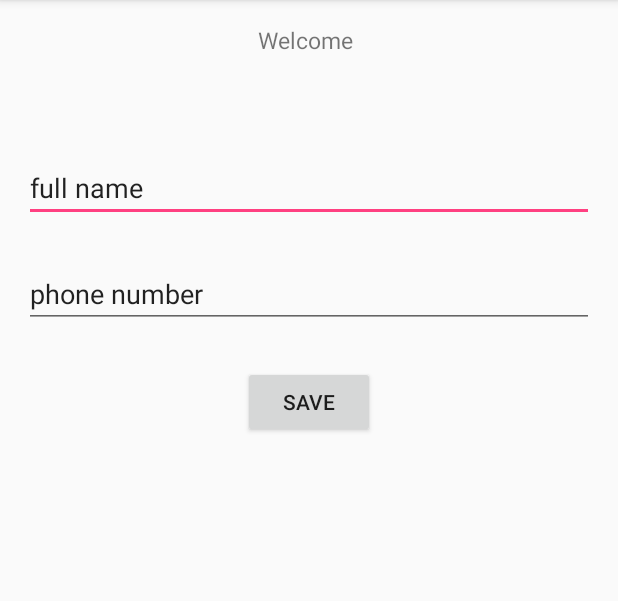
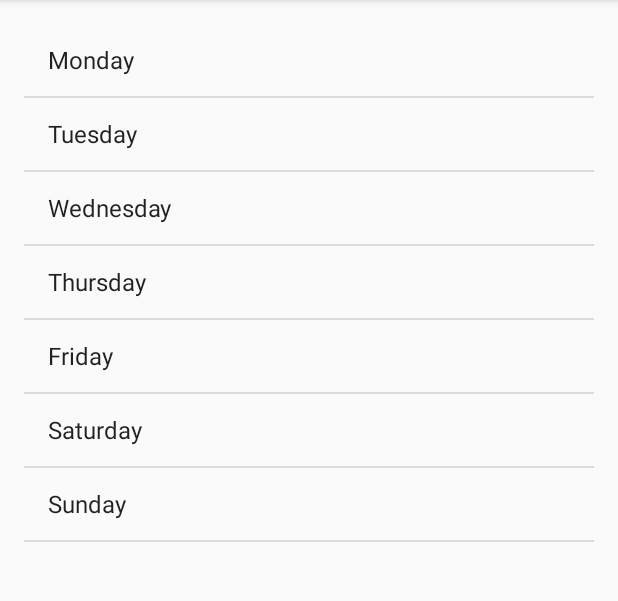
Before and after one commit to dragos3334/basketballDragcode, an Android app: the screen it shows after launch once a user with an empty profile is signed in (SetPlayerInfoActivity before the commit, ProfilActivity after it), on a phone screen of 412 x 824 dp, the part 84-685 px from its top. Run offline under Robolectric (Android 15) with nearby library versions, the phone set to English and light mode, and no system bars; our stand-ins replace Firebase (no records; nobody signed in at launch, a user with empty details on screens opened directly); libraries missing offline, so code that uses them is left out: com.firebase.client; 2 statements that could not run were skipped.

Commit message:
remove from message

```diff
--- a/app/src/main/AndroidManifest.xml
+++ b/app/src/main/AndroidManifest.xml
@@ -19,9 +19,8 @@
             </intent-filter>
         </activity>
         <activity android:name=".ProfilActivity" />
-        <activity android:name=".SetPlayerInfoActivity" />
         <activity android:name=".LoginActivity" />
-        <activity android:name=".SetPlayerInfoActivity$Monday" />
+        <activity android:name=".MondayActivity" />
         <activity android:name=".Tuesday" />
         <activity android:name=".Wednesday"></activity>
     </application>
--- /dev/null
+++ b/app/src/main/java/com/example/dragos/basketballdragcode/Fragment1.java
@@ -0,0 +1,60 @@
+package com.example.dragos.basketballdragcode;
+
+import android.content.Intent;
+import android.os.Bundle;
+import android.support.annotation.Nullable;
+import android.support.v4.app.Fragment;
+import android.view.LayoutInflater;
+import android.view.View;
+import android.view.ViewGroup;
+import android.widget.Button;
+import android.widget.ListView;
+
+import com.firebase.client.DataSnapshot;
+import com.firebase.client.Firebase;
+import com.firebase.client.FirebaseError;
+import com.firebase.client.GenericTypeIndicator;
+import com.firebase.client.ValueEventListener;
+import com.google.firebase.auth.FirebaseAuth;
+import com.google.firebase.auth.FirebaseUser;
+
+import java.util.ArrayList;
+import java.util.Map;
+
+/**
+ * Created by Dragos on 2016-10-16.
+ */
+
+public class Fragment1 extends Fragment {
+
+
+    private Button logOut;
+
+
+    @Nullable
+    @Override
+    public View onCreateView(LayoutInflater inflater, @Nullable ViewGroup container, @Nullable Bundle savedInstanceState) {
+        final View view= inflater.inflate(R.layout.fragment1,container,false);
+
+
+        logOut=(Button)view.findViewById(R.id.logout);
+
+        logOut.setOnClickListener(new View.OnClickListener() {
+            @Override
+            public void onClick(View v) {
+                if(v == logOut){
+                    FirebaseAuth.getInstance().signOut();
+                    startActivity(new Intent(getContext(),LoginActivity.class));
+                }
+            }
+        });
+
+        playerAdapter adapter = new playerAdapter(getActivity(),ProfilActivity.Players);
+
+        ListView listView = (ListView) view.findViewById(R.id.list);
+
+        listView.setAdapter(adapter);
+        return view;
+    }
+
+ }
--- a/app/src/main/java/com/example/dragos/basketballdragcode/LoginActivity.java
+++ b/app/src/main/java/com/example/dragos/basketballdragcode/LoginActivity.java
@@ -40,7 +40,7 @@ public class LoginActivity extends AppCompatActivity implements View.OnClickList
         if(firebaseauth.getCurrentUser()!= null){
             //profile activity here
             finish();
-            startActivity(new Intent(getApplicationContext(),SetPlayerInfoActivity.class));
+            startActivity(new Intent(getApplicationContext(),MainActivity.class));
         }
 
         progressDial=new ProgressDialog(this);
@@ -86,7 +86,7 @@ public class LoginActivity extends AppCompatActivity implements View.OnClickList
                         if(task.isSuccessful()){
                             //start the profile activity
                             finish();
-                            startActivity(new Intent(getApplicationContext(),SetPlayerInfoActivity.class));
+                            startActivity(new Intent(getApplicationContext(),ProfilActivity.class));
                         }
 
                     }
--- a/app/src/main/java/com/example/dragos/basketballdragcode/MainActivity.java
+++ b/app/src/main/java/com/example/dragos/basketballdragcode/MainActivity.java
@@ -12,12 +12,17 @@ import android.widget.EditText;
 import android.widget.TextView;
 import android.widget.Toast;
 
+import com.firebase.client.DataSnapshot;
+import com.firebase.client.Firebase;
+import com.firebase.client.FirebaseError;
+import com.firebase.client.ValueEventListener;
 import com.google.android.gms.tasks.OnCompleteListener;
 import com.google.android.gms.tasks.Task;
 import com.google.firebase.auth.AuthResult;
 import com.google.firebase.auth.FirebaseAuth;
+import com.google.firebase.auth.FirebaseUser;
 
-
+import java.util.ArrayList;
 
 
 public class MainActivity extends AppCompatActivity implements View.OnClickListener{
@@ -26,6 +31,12 @@ public class MainActivity extends AppCompatActivity implements View.OnClickListe
     private EditText mPass;
     private Button mRegister;
     private TextView mText;
+    private EditText userName;
+    private EditText phoneNUmber;
+    private Firebase firebase;
+    private Player player;
+    public final static String DB_url="https://basketball514-6f71d.firebaseio.com/all_Players";
+
 
     private ProgressDialog progressDial;
 
@@ -36,11 +47,12 @@ public class MainActivity extends AppCompatActivity implements View.OnClickListe
         super.onCreate(savedInstanceState);
         setContentView(R.layout.activity_main);
 
+
         firebaseauth=FirebaseAuth.getInstance();
         if(firebaseauth.getCurrentUser()!= null){
             //profile activity here
             finish();
-            startActivity(new Intent(getApplicationContext(),SetPlayerInfoActivity.class));
+            startActivity(new Intent(getApplicationContext(),ProfilActivity.class));
         }
 
         progressDial=new ProgressDialog(this);
@@ -49,6 +61,10 @@ public class MainActivity extends AppCompatActivity implements View.OnClickListe
         mEmail=(EditText)findViewById(R.id.email);
         mPass=(EditText)findViewById(R.id.pass);
         mText=(TextView)findViewById(R.id.TText);
+        userName=(EditText) findViewById(R.id.User_Name);
+        phoneNUmber=(EditText)findViewById(R.id.Phone_Number);
+        firebase= new Firebase(MainActivity.DB_url);
+
 
         mRegister.setOnClickListener(this);
         mText.setOnClickListener(this);
@@ -83,8 +99,9 @@ public class MainActivity extends AppCompatActivity implements View.OnClickListe
                             //user is succesfully registerded and logedin
                             //we will start thie profile activity here
                             //right now lets just display a toast only
+                            createNewUser(task.getResult().getUser());
                             finish();
-                            startActivity(new Intent(getApplicationContext(),SetPlayerInfoActivity.class));
+                            startActivity(new Intent(getApplicationContext(),ProfilActivity.class));
 
                             progressDial.dismiss();
                         }
@@ -94,6 +111,20 @@ public class MainActivity extends AppCompatActivity implements View.OnClickListe
                         }
                     }
                 });
+    }
+
+    private void createNewUser(FirebaseUser userFromRegistration) {
+        String username = userName.getText().toString();
+        String phoneNumber = phoneNUmber.getText().toString();
+        String userID= userFromRegistration.getUid();
+
+       player = new Player();
+
+        player.setName(username);
+        player.setphoneNumber(phoneNumber);
+        player.setUserId(userID);
+
+        firebase.push().setValue(player);
     }
 
     @Override
--- a/app/src/main/java/com/example/dragos/basketballdragcode/ProfilActivity.java
+++ b/app/src/main/java/com/example/dragos/basketballdragcode/ProfilActivity.java
@@ -7,28 +7,62 @@ import android.support.v4.view.ViewPager;
 import android.support.v7.app.AppCompatActivity;
 import android.os.Bundle;
 
+import com.firebase.client.DataSnapshot;
+import com.firebase.client.Firebase;
+import com.firebase.client.FirebaseError;
+import com.firebase.client.ValueEventListener;
+
+import java.util.ArrayList;
+
 public class ProfilActivity extends AppCompatActivity {
 
     ViewPager MyPager;
     MyPagerAdapter Myadapter;
+    public static ArrayList<Player> Players;
+    private Firebase firebase = new Firebase(MainActivity.DB_url);
 
     @Override
     protected void onCreate(Bundle savedInstanceState) {
         super.onCreate(savedInstanceState);
         setContentView(R.layout.activity_profil);
 
+        Players = new ArrayList<>();
+
+        firebase.addValueEventListener(new ValueEventListener() {
+            @Override
+            public void onDataChange(DataSnapshot dataSnapshot) {
+                for (DataSnapshot playerSnapshot : dataSnapshot.getChildren()) {
+                    String name = (String) playerSnapshot.child("uname").getValue();
+                    String phoneNumber = (String) playerSnapshot.child("uphoneNumber").getValue();
+                    String userID = (String) playerSnapshot.child("userId").getValue();
+                    String userKey= (String) playerSnapshot.getKey();
+                    Player player = new Player();
+                    player.setphoneNumber(phoneNumber);
+                    player.setUserKey(userKey);
+                    player.setName(name);
+                    player.setUserId(userID);
+                    Players.add(player);
+                }
+            }
+
+            @Override
+            public void onCancelled(FirebaseError firebaseError) {
+
+            }
+        });
 
 
-        MyPager =(ViewPager)findViewById(R.id.pager);
-        Myadapter= new MyPagerAdapter(getSupportFragmentManager());
+        MyPager = (ViewPager) findViewById(R.id.pager);
+        Myadapter = new MyPagerAdapter(getSupportFragmentManager());
         MyPager.setAdapter(Myadapter);
+        MyPager.setCurrentItem(1);
 
     }
 
     public static class MyPagerAdapter extends FragmentPagerAdapter {
 
 
-        public  MyPagerAdapter(FragmentManager fm){
+        public MyPagerAdapter(FragmentManager fm) {
             super(fm);
         }
 
@@ -45,11 +79,11 @@ public class ProfilActivity extends AppCompatActivity {
 
             switch (position) {
                 case 0:
-                    return new SetPlayerInfoActivity.Fragment1();
+                    return new Fragment1();
                 case 1:
                     return new Fragment2();
                 case 2:
-                    return new SetPlayerInfoActivity.Fragment1();
+                    return new Fragment1();
                 default:
                     return null;
             }
@@ -58,5 +92,4 @@ public class ProfilActivity extends AppCompatActivity {
     }
 
 
-
 }
--- a/app/src/main/java/com/example/dragos/basketballdragcode/SetPlayerInfoActivity.java
+++ /dev/null
@@ -1,198 +0,0 @@
-package com.example.dragos.basketballdragcode;
-
-import android.content.Intent;
-import android.support.annotation.Nullable;
-import android.support.v4.app.Fragment;
-import android.support.v7.app.AppCompatActivity;
-import android.os.Bundle;
-import android.view.LayoutInflater;
-import android.view.View;
-import android.view.ViewGroup;
-import android.widget.Button;
-import android.widget.EditText;
-import android.widget.ListView;
-import android.widget.TextView;
-
-
-import com.fasterxml.jackson.core.type.TypeReference;
-import com.fasterxml.jackson.databind.ObjectMapper;
-import com.firebase.client.ChildEventListener;
-import com.firebase.client.DataSnapshot;
-import com.firebase.client.Firebase;
-import com.firebase.client.FirebaseError;
-import com.firebase.client.ValueEventListener;
-import com.firebase.client.snapshot.ChildKey;
-import com.google.firebase.auth.FirebaseAuth;
-import com.google.firebase.auth.FirebaseUser;
-
-import java.util.ArrayList;
-
-public class SetPlayerInfoActivity extends AppCompatActivity implements View.OnClickListener{
-
-    public final static String DB_url="https://basketball514-6f71d.firebaseio.com/";
-    static players cur= new players();
-    public static ArrayList<Player>dat= cur.getList();
-
-
-    private TextView mEmail;
-    private static EditText mNumber;
-    private static EditText mName;
-    private Button  mSave;
-    private String player;
-
-
-    private FirebaseAuth firebaseAuth;
-    final static Firebase firebase=new Firebase(DB_url);
-
-    @Override
-    protected void onCreate(Bundle savedInstanceState) {
-        super.onCreate(savedInstanceState);
-        setContentView(R.layout.activity_set_player_info);
-
-
-
-
-        firebaseAuth= FirebaseAuth.getInstance();
-
-        if(firebaseAuth.getCurrentUser() == null){
-            finish();
-            startActivity(new Intent(this, LoginActivity.class));
-        }
-
-        FirebaseUser user= firebaseAuth.getCurrentUser();
-
-        mEmail=(TextView)findViewById(R.id.curemail);
-        mEmail.setText("Welcome " + user.getEmail());
-        mNumber=(EditText)findViewById(R.id.editphone);
-        mName=(EditText)findViewById(R.id.editname);
-        mSave=(Button)findViewById(R.id.savebut);
-
-
-
-        mSave.setOnClickListener(this);
-
-
-
-    }
-
-    public void fup(){
-        firebase .addChildEventListener(new ChildEventListener() {
-            @Override
-            public void onChildAdded(DataSnapshot dataSnapshot, String s) {
-                dupdate(dataSnapshot);
-
-            }
-
-            @Override
-            public void onChildChanged(DataSnapshot dataSnapshot, String s) {
-
-                dupdate(dataSnapshot);
-            }
-
-            @Override
-            public void onChildRemoved(DataSnapshot dataSnapshot) {
-
-
-            }
-
-            @Override
-            public void onChildMoved(DataSnapshot dataSnapshot, String s) {
-
-            }
-
-            @Override
-            public void onCancelled(FirebaseError firebaseError) {
-
-            }
-        });
-    }
-
-    public static class Monday extends AppCompatActivity implements View.OnClickListener
-    {
-
-        private Button iin;
-        private ListView listM;
-
-        @Override
-        public void onClick(View v) {
-            if(v == iin)
-            {
-                players li=new players();
-                ArrayList<Player> ta= li.getList();
-                ta.clear();
-                ta.add(dat.get(dat.size()-1));
-
-                playerAdapter adapter = new playerAdapter(this,ta);
-
-                listM.setAdapter(adapter);
-
-            }
-
-        }
-
-        @Override
-        protected void onCreate(Bundle savedInstanceState) {
-            super.onCreate(savedInstanceState);
-            setContentView(R.layout.activity_monday);
-
-            listM=(ListView)findViewById(R.id.listM);
-            iin=(Button)findViewById(R.id.mBut);
-
-            iin.setOnClickListener(this);
-
-
-
-
-        }
-    }
-
-
-
-    public static class Fragment1 extends Fragment {
-        @Nullable
-        @Override
-        public View onCreateView(LayoutInflater inflater, @Nullable ViewGroup container, @Nullable Bundle savedInstanceState) {
-            final View view= inflater.inflate(R.layout.fragment1,container,false);
-
-            playerAdapter adapter = new playerAdapter(getActivity(),dat);
-
-            ListView listView = (ListView) view.findViewById(R.id.list);
-
-            listView.setAdapter(adapter);
-            return view;
-        }}
-
-        private void dupdate(DataSnapshot ds) {
-
-
-            for (DataSnapshot data : ds.getChildren()) {
-
-                playerrr p = new playerrr();
-                p.setphoneNNumber((String)data.child("uuphoneNumber").getValue());
-                p.setNName((String)data.child("uuname").getValue());
-                Player z = new Player(p.getUUName(), p.getUUPhoneNumber());
-                dat.add(z);
-
-            }
-
-        }
-
-
-    @Override
-    public void onClick(View v) {
-
-
-        if(v == mSave){
-
-
-            playerrr p= new playerrr();
-            p.setphoneNNumber(mNumber.getText().toString());
-            p.setNName(mName.getText().toString());
-
-            firebase.child("all players").push().setValue(p);
-            this.fup();
-            finish();
-            startActivity(new Intent(getApplicationContext(),ProfilActivity.class));
-        }
-
-    }}
--- a/app/src/main/java/com/example/dragos/basketballdragcode/players.java
+++ /dev/null
@@ -1,26 +0,0 @@
-package com.example.dragos.basketballdragcode;
-
-import java.util.ArrayList;
-import java.util.List;
-
-/**
- * Created by Dragos on 2016-09-07.
- */
-public class players{
-    private ArrayList<Player> list;
-
-    public players() {
-        list = new ArrayList<Player>();
-        list.add(new Player("dragos","4388257387"));
-        list.add(new Player("dragos","4388257387"));
-        list.add(new Player("dragos","4388257387"));
-        list.add(new Player("dragos","4388257387"));
-        list.add(new Player("dragos","4388257387"));
-        list.add(new Player("dragos","4388257387"));
-
-    }
-
-    public ArrayList<Player> getList() {
-        return list;
-    }
-}
--- a/app/src/main/res/layout/activity_set_player_info.xml
+++ /dev/null
@@ -1,46 +0,0 @@
-<?xml version="1.0" encoding="utf-8"?>
-<LinearLayout xmlns:android="http://schemas.android.com/apk/res/android"
-    xmlns:tools="http://schemas.android.com/tools"
-    android:layout_width="match_parent"
-    android:orientation="vertical"
-    android:layout_height="match_parent"
-    android:paddingBottom="@dimen/activity_vertical_margin"
-    android:paddingLeft="@dimen/activity_horizontal_margin"
-    android:paddingRight="@dimen/activity_horizontal_margin"
-    android:paddingTop="@dimen/activity_vertical_margin"
-    tools:context="com.example.dragos.basketballdragcode.SetPlayerInfoActivity">
-
-    <TextView
-        android:layout_width="wrap_content"
-        android:layout_height="wrap_content"
-        android:text="Email"
-        android:textSize="15dp"
-        android:id="@+id/curemail"
-        android:layout_gravity="center"
-        android:layout_marginBottom="40dp"/>
-
-
-    <EditText
-        android:layout_width="match_parent"
-        android:layout_height="wrap_content"
-        android:layout_marginTop="25dp"
-        android:text="full name"
-        android:id="@+id/editname"/>
-
-
-    <EditText
-        android:layout_width="match_parent"
-        android:layout_height="wrap_content"
-        android:layout_marginTop="25dp"
-        android:text="phone number"
-        android:id="@+id/editphone"/>
-
-    <Button
-        android:layout_width="wrap_content"
-        android:layout_height="wrap_content"
-        android:layout_marginTop="25dp"
-        android:id="@+id/savebut"
-        android:layout_gravity="center"
-        android:text="save"/>
-
-</LinearLayout>
--- a/app/src/main/res/layout/fragment1.xml
+++ b/app/src/main/res/layout/fragment1.xml
@@ -2,6 +2,12 @@
 <LinearLayout xmlns:android="http://schemas.android.com/apk/res/android"
     android:orientation="vertical" android:layout_width="match_parent"
     android:layout_height="match_parent">
+
+    <Button
+        android:layout_width="wrap_content"
+        android:layout_height="wrap_content"
+        android:id="@+id/logout"
+        android:text="louout"/>
 
     <ListView
         android:layout_width="match_parent"
```
Also changed, not shown: app/src/main/java/com/example/dragos/basketballdragcode/Fragment2.java (+7 -6 lines), app/src/main/java/com/example/dragos/basketballdragcode/MondayActivity.java (added, +117 -0 lines), app/src/main/java/com/example/dragos/basketballdragcode/MovieJSONParser.java (added, +44 -0 lines), app/src/main/java/com/example/dragos/basketballdragcode/Player.java (+19 -4 lines), app/src/main/java/com/example/dragos/basketballdragcode/playerrr.java (deleted, +0 -37 lines), app/src/main/res/layout/activity_main.xml (+15 -1 lines), app/src/main/res/layout/activity_monday.xml (+19 -5 lines).
